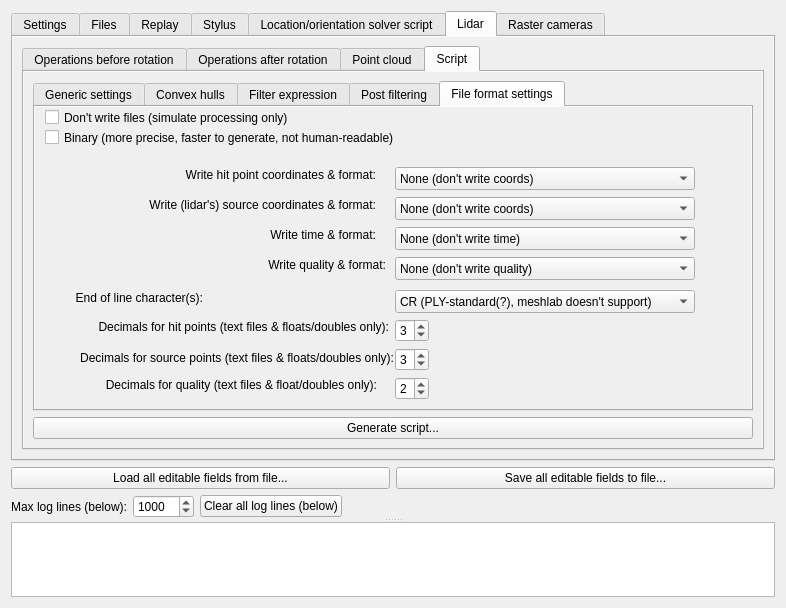
GNSS-Stylist/GNSS-Stylus, file PostProcessing/postprocessingform.ui: the form before one commit.
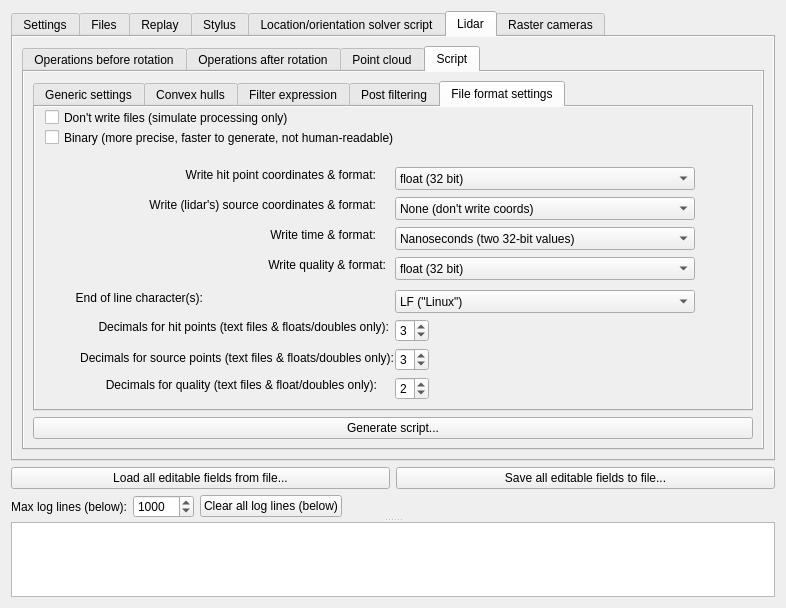
The form after the commit. The open tabs and pages were chosen to show the change.

Commit message: UI: Implement saving/loading of lidarscript-params

Patch:
```diff
--- a/PostProcessing/postprocessingform.ui
+++ b/PostProcessing/postprocessingform.ui
@@ -4298,7 +4298,7 @@
                     </size>
                    </property>
                    <property name="currentIndex">
-                    <number>0</number>
+                    <number>1</number>
                    </property>
                    <item>
                     <property name="text">
@@ -4418,7 +4418,7 @@
                     </size>
                    </property>
                    <property name="currentIndex">
-                    <number>0</number>
+                    <number>1</number>
                    </property>
                    <item>
                     <property name="text">
@@ -4468,7 +4468,7 @@
                     </size>
                    </property>
                    <property name="currentIndex">
-                    <number>0</number>
+                    <number>1</number>
                    </property>
                    <item>
                     <property name="text">
@@ -4539,7 +4539,7 @@
                     </size>
                    </property>
                    <property name="currentIndex">
-                    <number>0</number>
+                    <number>1</number>
                    </property>
                    <item>
                     <property name="text">
```
Left out of the diff: 4 changed lines with no effect on the pictures. The commit also changes 1 other file.
